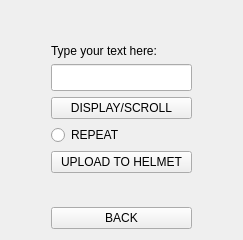
Before: the Qt Designer form HelmetComm/textmenu.ui in JoVanRanst/HelmetApp, drawn with Qt 5.
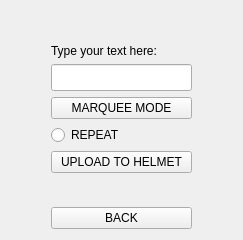
After: the same form once the commit is applied.

Patch:
```diff
--- a/HelmetComm/textmenu.ui
+++ b/HelmetComm/textmenu.ui
@@ -132,7 +132,7 @@
    <item row="4" column="1">
     <widget class="QPushButton" name="scrollButton">
      <property name="text">
-      <string>DISPLAY/SCROLL</string>
+      <string>MARQUEE MODE</string>
      </property>
      <property name="checkable">
       <bool>true</bool>
```
